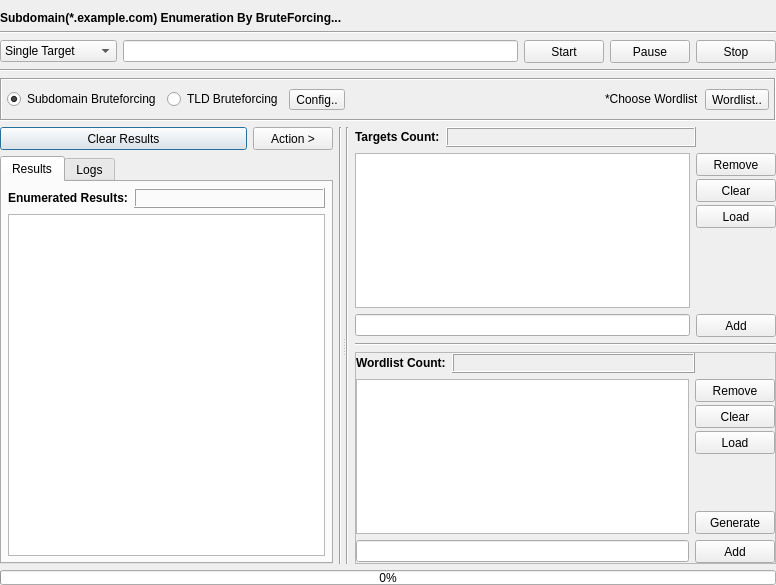
First picture: the form in gui/src/engines/brute/Brute.ui, repository 3nock/OTE, before the edit.
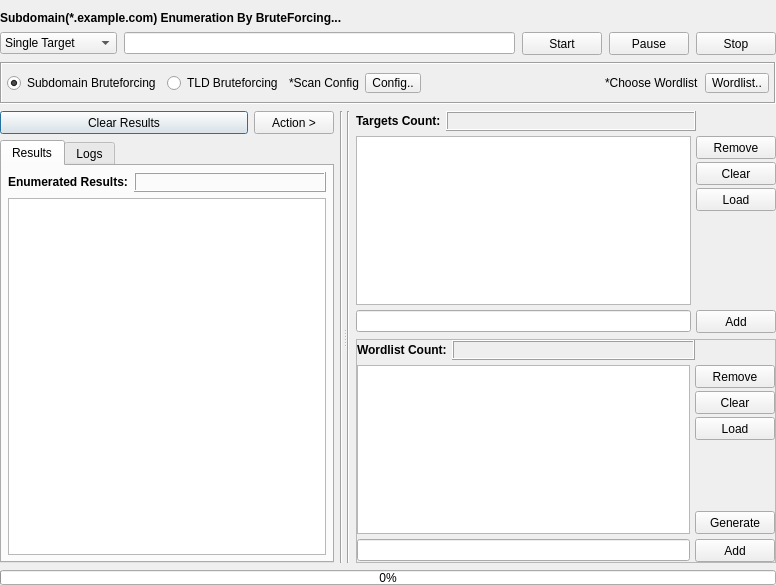
Second picture: the form after the edit.

What changed in the file:
```diff
--- a/gui/src/engines/brute/Brute.ui
+++ b/gui/src/engines/brute/Brute.ui
@@ -17,6 +17,9 @@
    <string notr="true"/>
   </property>
   <layout class="QVBoxLayout" name="verticalLayout_8">
+   <property name="spacing">
+    <number>7</number>
+   </property>
    <property name="leftMargin">
     <number>0</number>
    </property>
@@ -50,16 +53,6 @@
        </property>
       </widget>
      </item>
-     <item>
-      <widget class="Line" name="line_3">
-       <property name="styleSheet">
-        <string notr="true"/>
-       </property>
-       <property name="orientation">
-        <enum>Qt::Horizontal</enum>
-       </property>
-      </widget>
-     </item>
     </layout>
    </item>
    <item>
@@ -176,16 +169,6 @@
        </item>
       </layout>
      </item>
-     <item>
-      <widget class="Line" name="line">
-       <property name="styleSheet">
-        <string notr="true"/>
-       </property>
-       <property name="orientation">
-        <enum>Qt::Horizontal</enum>
-       </property>
-      </widget>
-     </item>
     </layout>
    </item>
    <item>
@@ -198,6 +181,18 @@
          <verstretch>0</verstretch>
         </sizepolicy>
        </property>
+       <property name="minimumSize">
+        <size>
+         <width>0</width>
+         <height>42</height>
+        </size>
+       </property>
+       <property name="maximumSize">
+        <size>
+         <width>16777215</width>
+         <height>42</height>
+        </size>
+       </property>
        <property name="styleSheet">
         <string notr="true"/>
        </property>
@@ -237,6 +232,13 @@
           </property>
          </widget>
         </item>
+        <item>
+         <widget class="QLabel" name="label">
+          <property name="text">
+           <string>*Scan Config</string>
+          </property>
+         </widget>
+        </item>
         <item>
          <widget class="QToolButton" name="toolButton_config">
           <property name="styleSheet">
@@ -615,7 +617,7 @@
           <widget class="QFrame" name="frame_targets">
            <layout class="QVBoxLayout" name="verticalLayout_5">
             <property name="spacing">
-             <number>6</number>
+             <number>5</number>
             </property>
             <property name="leftMargin">
              <number>0</number>
@@ -841,16 +843,6 @@
               </item>
              </layout>
             </item>
-            <item>
-             <widget class="Line" name="line_12">
-              <property name="styleSheet">
-               <string notr="true"/>
-              </property>
-              <property name="orientation">
-               <enum>Qt::Horizontal</enum>
-              </property>
-             </widget>
-            </item>
            </layout>
           </widget>
          </item>
@@ -864,7 +856,7 @@
            </property>
            <layout class="QVBoxLayout" name="verticalLayout_4">
             <property name="spacing">
-             <number>6</number>
+             <number>5</number>
             </property>
             <property name="leftMargin">
              <number>0</number>
```
